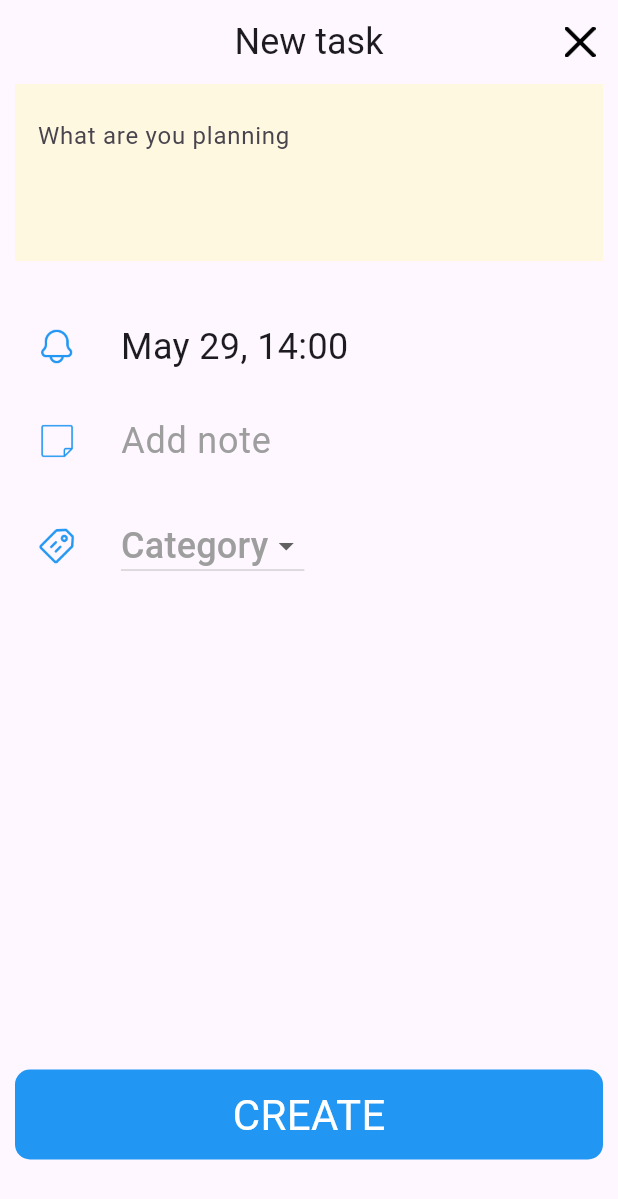
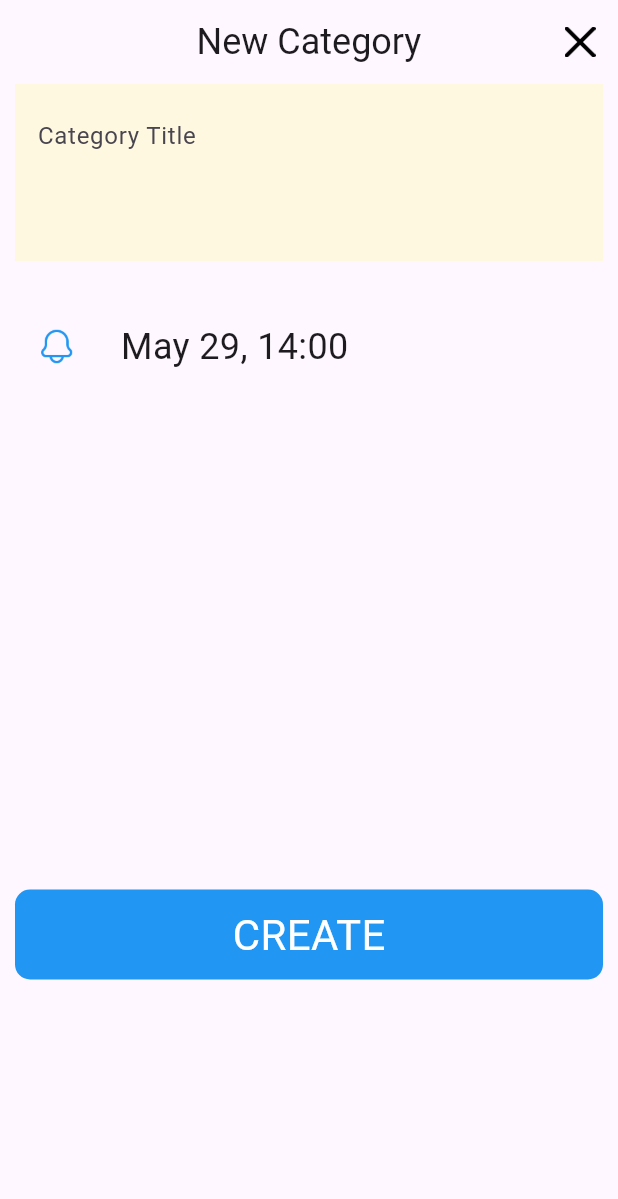
Before and after one commit to yas-sisodia/todo_with_category, a Flutter app: the screen it shows after launch, after a tap on the "add" icon, on a phone screen of 412 x 824 dp. Shown: the top 1199 px of the screen. Run offline on Flutter 3.47's test engine with Material 2 defaults, Android fonts, the phone set to English and light mode, and no system bars; our stand-ins replace sqflite; accounts and stored records are empty.

Commit message:
Todo with Category done Harshit

```diff
--- /dev/null
+++ b/lib/create_category_page.dart
@@ -0,0 +1,173 @@
+import 'package:flutter/foundation.dart';
+import 'package:flutter/material.dart';
+import 'package:provider/provider.dart';
+import 'package:todo_app/model/todo_model.dart' as todo;
+import 'package:todo_app/provider/create_task_provider.dart';
+
+class CreateCategoryPage extends StatelessWidget {
+  CreateCategoryPage({super.key});
+
+  final TextEditingController editingController = TextEditingController();
+
+  @override
+  Widget build(BuildContext context) {
+    return Scaffold(
+        appBar: AppBar(
+          centerTitle: true,
+          leading: const Text(""),
+          title: const Text(
+            "New Category",
+            style: TextStyle(fontSize: 24),
+          ),
+          actions: [
+            InkWell(
+              onTap: () {
+                Navigator.pop(context);
+              },
+              child: Padding(
+                padding: const EdgeInsets.all(15.0),
+                child: Image.asset(
+                  "assets/cancel.png",
+                  scale: 25,
+                ),
+              ),
+            )
+          ],
+        ),
+        body: SingleChildScrollView(
+          child: Padding(
+            padding: const EdgeInsets.symmetric(horizontal: 10),
+            child: Column(
+              // mainAxisAlignment: MainAxisAlignment.spaceEvenly,
+              crossAxisAlignment: CrossAxisAlignment.center,
+              children: [
+                Container(
+                  padding: const EdgeInsets.all(15),
+                  // height: 200,
+                  color: Colors.amber[50],
+                  child: TextFormField(
+                    controller: editingController,
+                    keyboardType: TextInputType.multiline,
+                    minLines: 3, // Set this
+                    maxLines: 6,
+                    decoration: const InputDecoration(
+                        hintText: "Category Title", border: InputBorder.none),
+                  ),
+                ),
+                const SizedBox(
+                  height: 40,
+                ),
+                Padding(
+                  padding: const EdgeInsets.only(left: 15),
+                  child: Column(
+                    children: [
+                      Row(
+                        // mainAxisAlignment: MainAxisAlignment.spaceEvenly,
+                        children: [
+                          Image.asset(
+                            "assets/notification.png",
+                            scale: 20,
+                            color: Colors.blue,
+                          ),
+                          const SizedBox(
+                            width: 30,
+                          ),
+                          const Text(
+                            "May 29, 14:00",
+                            style: TextStyle(fontSize: 24),
+                          ),
+                          // TextFormField()
+                        ],
+                      ),
+                      const SizedBox(
+                        height: 20,
+                      ),
+                      // Row(
+                      //   // mainAxisAlignment: MainAxisAlignment.spaceEvenly,
+                      //   children: [
+                      //     Image.asset(
+                      //       "assets/note.png",
+                      //       scale: 20,
+                      //       color: Colors.blue,
+                      //     ),
+                      //     const SizedBox(
+                      //       width: 30,
+                      //     ),
+                      //     // const Text(
+                      //     //   "Add note",
+                      //     //   style: TextStyle(fontSize: 24, color: Colors.grey),
+                      //     // ),
+                      //   ],
+                      // ),
+                      // const SizedBox(
+                      //   height: 20,
+                      // ),
+                      // Row(
+                      //   // mainAxisAlignment: MainAxisAlignment.spaceEvenly,
+                      //   children: [
+                      //     Image.asset(
+                      //       "assets/category.png",
+                      //       scale: 20,
+                      //       color: Colors.blue,
+                      //     ),
+                      //     const SizedBox(
+                      //       width: 30,
+                      //     ),
+                      //     // const Text(
+                      //     //   "Category",
+                      //     //   style: TextStyle(fontSize: 24, color: Colors.grey),
+                      //     // ),
+                      //   ],
+                      // ),
+                      const SizedBox(
+                        // height: 367.55,
+                        height: 325,
+                      ),
+                    ],
+                  ),
+                ),
+                GestureDetector(
+                  onTap: () {
+                    var categoryName =
+                        editingController.text.toLowerCase().trim();
+
+                    String? path;
+                    if (categoryName.isNotEmpty) {
+                      if (categoryName == "work") {
+                        path = "assets/working.png";
+                      } else if (categoryName == "music") {
+                        path = "assets/music.png";
+                      } else if (categoryName == "travel") {
+                        path = "assets/travel.png";
+                      } else if (categoryName == "study") {
+                        path = "assets/study.png";
+                      } else {
+                        path = "assets/all.png";
+                      }
+                      var toInsertCategory =
+                          todo.Category(title: categoryName, imageUrl: path);
+                      context
+                          .read<CreateTaskProvider>()
+                          .createCategory(toInsertCategory, context);
+                    }
+                  },
+                  child: Container(
+                    padding: const EdgeInsets.all(10),
+                    // width: double.,
+                    decoration: BoxDecoration(
+                        color: Colors.blue,
+                        borderRadius: BorderRadius.circular(10)),
+                    child: const Center(
+                      child: Text(
+                        "CREATE",
+                        style: TextStyle(fontSize: 28, color: Colors.white),
+                      ),
+                    ),
+                  ),
+                )
+              ],
+            ),
+          ),
+        ));
+  }
+}
--- a/lib/create_task_page.dart
+++ b/lib/create_task_page.dart
@@ -1,3 +1,5 @@
+import 'dart:developer';
+
 import 'package:flutter/material.dart';
 import 'package:provider/provider.dart';
 import 'package:todo_app/model/todo_model.dart';
@@ -11,13 +13,14 @@ class CreateTaskPage extends StatefulWidget {
 }
 
 class _CreateTaskPageState extends State<CreateTaskPage> {
+  TextEditingController taskDetails = TextEditingController();
+  TextEditingController taskName = TextEditingController();
+  TextEditingController quantity = TextEditingController();
+
+  Category? selectedCategory;
   @override
   Widget build(BuildContext context) {
     final provider = Provider.of<CreateTaskProvider>(context);
-    TextEditingController taskDetails = TextEditingController();
-    TextEditingController taskName = TextEditingController();
-    TextEditingController quantity = TextEditingController();
-    int indexCounter = 0;
 
     return Scaffold(
         appBar: AppBar(
@@ -42,8 +45,7 @@ class _CreateTaskPageState extends State<CreateTaskPage> {
             )
           ],
         ),
-        body: SingleChildScrollView(
-          child: Padding(
+        body: Padding(
           padding: const EdgeInsets.symmetric(horizontal: 10),
           child: Column(
             // mainAxisAlignment: MainAxisAlignment.spaceEvenly,
@@ -91,38 +93,37 @@ class _CreateTaskPageState extends State<CreateTaskPage> {
                     const SizedBox(
                       height: 20,
                     ),
-                      Row(
-                        // mainAxisAlignment: MainAxisAlignment.spaceEvenly,
-                        children: [
-                          Image.asset(
-                            "assets/note.png",
-                            scale: 20,
-                            color: Colors.blue,
-                          ),
-                          const SizedBox(
-                            width: 30,
-                          ),
-                          // const Text(
-                          //   "Add note",
-                          //   style: TextStyle(fontSize: 24, color: Colors.grey),
+                    // Row(
+                    //   // mainAxisAlignment: MainAxisAlignment.spaceEvenly,
+                    //   children: [
+                    //     Image.asset(
+                    //       "assets/note.png",
+                    //       scale: 20,
+                    //       color: Colors.blue,
+                    //     ),
+                    //     const SizedBox(
+                    //       width: 30,
+                    //     ),
+                    //     // const Text(
+                    //     //   "Add note",
+                    //     //   style: TextStyle(fontSize: 24, color: Colors.grey),
+                    //     // ),
+                    //     Flexible(
+                    //       child: TextFormField(
+                    //         validator: (value) =>
+                    //             value!.isEmpty ? null : "Title can't be blank!",
+                    //         controller: taskName,
+                    //         style: const TextStyle(fontSize: 24),
+                    //         keyboardType: TextInputType.multiline,
+                    //         decoration: const InputDecoration(
+                    //             hintText: "Add note",
+                    //             border: InputBorder.none,
+                    //             hintStyle: TextStyle(
+                    //                 fontSize: 24, color: Colors.grey)),
+                    //       ),
+                    //     )
+                    //   ],
                     // ),
-                          Flexible(
-                            child: TextFormField(
-                              validator: (value) => value!.isEmpty
-                                  ? null
-                                  : "Title can't be blank!",
-                              controller: taskName,
-                              style: const TextStyle(fontSize: 24),
-                              keyboardType: TextInputType.multiline,
-                              decoration: const InputDecoration(
-                                  hintText: "Add note",
-                                  border: InputBorder.none,
-                                  hintStyle: TextStyle(
-                                      fontSize: 24, color: Colors.grey)),
-                            ),
-                          )
-                        ],
-                      ),
                     const SizedBox(
                       height: 20,
                     ),
@@ -141,36 +142,31 @@ class _CreateTaskPageState extends State<CreateTaskPage> {
                         //   "Category",
                         //   style: TextStyle(fontSize: 24, color: Colors.grey),
                         // ),
-                          DropdownButton<String>(
+                        DropdownButton<Category>(
+                          value: provider.categoryList.firstWhere(
+                            (element) => selectedCategory?.id == element.id,
+                            orElse: () => provider.categoryList.first,
+                          ),
                           hint: const Text("Category",
-                                style: TextStyle(
-                                    fontSize: 24, color: Colors.grey)),
-                            items: <String>[
-                              'Work',
-                              'Music',
-                              'Travel',
-                              'Study',
-                              'Home',
-                              'Other'
-                            ].map((String value) {
-                              return DropdownMenuItem<String>(
+                              style:
+                                  TextStyle(fontSize: 24, color: Colors.grey)),
+                          items: provider.categoryList
+                              .map<DropdownMenuItem<Category>>(
+                                  (Category value) {
+                            return DropdownMenuItem<Category>(
                               value: value,
-                                child: Text(value),
-                                onTap: () {},
+                              child: Text(value.title!),
                             );
                           }).toList(),
                           onChanged: (value) {
-                              setState(() {
-                                value = value;
-                              });
+                            selectedCategory = value;
+                            log(value!.title!.toString());
+                            setState(() {});
                           },
                         )
                       ],
                     ),
-                      const SizedBox(
-                        // height: 367.55,
-                        height: 325,
-                      ),
+                    // Spacer()
                   ],
                 ),
               ),
@@ -188,13 +184,18 @@ class _CreateTaskPageState extends State<CreateTaskPage> {
                   } else {
                     path = "assets/all.png";
                   }
+                  // if (taskName.text.isNotEmpty && taskDetails.text.isNotEmpty) {
                   TodoModel todoModel = TodoModel(
-                        id: indexCounter,
-                        title: taskName.text,
+                      // title: taskName.text, description: taskDetails.text);
                       description: taskDetails.text);
+
                   provider.addItemsInList(
-                        todoModel, indexCounter, taskName.text, path, context);
-                    indexCounter++;
+                      todoModel,
+                      selectedCategory?.id ?? provider.categoryList.first.id!,
+                      context);
+                  // } else {
+                  // log("Cannt add");
+                  // }
                 },
                 child: Container(
                   padding: const EdgeInsets.all(10),
@@ -212,7 +213,6 @@ class _CreateTaskPageState extends State<CreateTaskPage> {
               )
             ],
           ),
-          ),
         ));
   }
 }
--- a/lib/home_page.dart
+++ b/lib/home_page.dart
@@ -1,5 +1,8 @@
+import 'dart:math';
+
 import 'package:flutter/material.dart';
 import 'package:provider/provider.dart';
+import 'package:todo_app/create_category_page.dart';
 import 'package:todo_app/create_task_page.dart';
 import 'package:todo_app/widgets/custom_widget.dart';
 import 'package:todo_app/provider/create_task_provider.dart';
@@ -36,7 +39,8 @@ class _HomePageState extends State<HomePage> {
                 style: TextStyle(fontWeight: FontWeight.bold, fontSize: 32),
               ),
               Consumer<CreateTaskProvider>(builder: ((context, value, child) {
-                var categoryList = value.categoryList.keys.toList();
+                // var categoryList = value.categoryList.keys.toList();
+                // var categoryList = value.categoryList;
                 return GridView.builder(
                   padding: const EdgeInsets.only(top: 10),
                   physics: const NeverScrollableScrollPhysics(),
@@ -46,23 +50,26 @@ class _HomePageState extends State<HomePage> {
                   itemBuilder: (_, index) {
                     return InkWell(
                       onTap: () {
+                        print("Clicked on card");
+                        value.getTodosByCategoryId(
+                            value.categoryList[index].id!);
                         Navigator.push(
                             context,
                             MaterialPageRoute(
                                 builder: (_) => TaskDetailsPage(
-                                      index: "TaskDetailsPage",
+                                      imageUrl: value
+                                          .categoryList[index].imageUrl
+                                          .toString(),
+                                      categoryName: value
+                                          .categoryList[index].title
+                                          .toString(),
+                                      id: value.categoryList[index].id,
                                     )));
                       },
-                      child: CustomCard(
-                        taskName: categoryList[index],
-                        numberOfTasks: (value.categoryList[categoryList[index]]
-                                    ?.todos?.length ??
-                                0)
-                            .toString(),
-                        image: value.categoryList[categoryList[index]]!.imageUrl
-                            .toString(),
-                        // image: value.categoryList[index]?.imageUrl ??
-                        //     "assets/all.png"
+                      child: CategoryCard(
+                        title: value.categoryList[index].title.toString(),
+                        subTitle: value.categoryList[index].count.toString(),
+                        image: value.categoryList[index].imageUrl.toString(),
                       ),
                     );
                   },
@@ -75,8 +82,8 @@ class _HomePageState extends State<HomePage> {
       ),
       floatingActionButton: GestureDetector(
         onTap: () {
-          Navigator.push(context,
-              MaterialPageRoute(builder: (_) => const CreateTaskPage()));
+          Navigator.push(
+              context, MaterialPageRoute(builder: (_) => CreateCategoryPage()));
         },
         child: const CircleAvatar(
             radius: 26,
--- a/lib/main.dart
+++ b/lib/main.dart
@@ -4,6 +4,7 @@ import 'package:todo_app/home_page.dart';
 import 'package:todo_app/provider/create_task_provider.dart';
 
 void main() {
+  WidgetsFlutterBinding.ensureInitialized();
   runApp(const MyApp());
   // ValueNotifier();
 }
@@ -24,7 +25,7 @@ class MyApp extends StatelessWidget {
           colorScheme: ColorScheme.fromSeed(seedColor: Colors.deepPurple),
           useMaterial3: true,
         ),
-        home: HomePage(),
+        home: const HomePage(),
       ),
     );
   }
--- a/lib/model/todo_model.dart
+++ b/lib/model/todo_model.dart
@@ -1,26 +1,54 @@
+import 'dart:convert';
+
 // ignore_for_file: public_member_api_docs, sort_constructors_first
 class TodoModel {
   int? id;
-  String? title;
+  // String? title;
   String? description;
+  int? categoryId;
   TodoModel({
     this.id,
-    this.title,
+    // this.title,
     this.description,
+    this.categoryId,
   });
-
 }
 
 class Category {
   int? id;
   String? title;
   String? imageUrl;
+  int count = 0;
   List<TodoModel>? todos;
   Category({
     this.id,
     this.title,
     this.imageUrl,
     this.todos,
+    this.count = 0,
   });
 
+  // Map<String, dynamic> toMap() {
+  //   return <String, dynamic>{
+  //     'id': id,
+  //     'title': title,
+  //     'imageUrl': imageUrl,
+  //     'todos': todos.map((x) => x?.toMap()).toList(),
+  //   };
+  // }
+
+  factory Category.fromMap(Map<String, dynamic> map) {
+    return Category(
+        id: map['id'],
+        title: map['title'],
+        imageUrl: map['imageUrl'],
+        count: map['count']
+        // todos: map['todos'] != null ? List<TodoModel>.from((map['todos'] as List<int>).map<TodoModel?>((x) => TodoModel.fromMap(x as Map<String,dynamic>),),) : null,
+        );
+  }
+
+  // String toJson() => json.encode(toMap());
+
+  factory Category.fromJson(String source) =>
+      Category.fromMap(json.decode(source) as Map<String, dynamic>);
 }
--- a/lib/provider/create_task_provider.dart
+++ b/lib/provider/create_task_provider.dart
@@ -1,28 +1,45 @@
+import 'dart:math';
+
 import 'package:flutter/material.dart';
+import 'package:todo_app/service/todo_database_service.dart';
 import '../model/todo_model.dart';
+import '../model/todo_model.dart' as todo;
 
 class CreateTaskProvider extends ChangeNotifier {
   var cartegorySize = 0;
-  Map<String, Category> categoryList = {
-    // "All": Category(
-    //   id: 1,
-    //   title: "All",
-    // ),
-    // "Home": Category(
-    //   id: 2,
-    //   title: "Home",
-    // ),
-  };
-  void addItemsInList(TodoModel todoModel, int indexCounter, String title,
-      String path, BuildContext context) {
-    // String? path;
-    if (categoryList[title.toLowerCase()] == null) {
-      categoryList[title.toLowerCase()] = Category(
-          title: title.toLowerCase(), id: ++cartegorySize, imageUrl: path);
-    }
-    categoryList[title.toLowerCase()]?.todos ??= [];
-    categoryList[title.toLowerCase()]?.todos?.add(todoModel);
-    notifyListeners();
+  CreateTaskProvider() {
+    getAllCategories();
+  }
+
+  List<todo.Category> categoryList = [];
+
+  void createCategory(todo.Category category, BuildContext context) async {
+    await TodoDatabaseService.singleton.insertCategory(category);
+    getAllCategories();
+
     Navigator.pop(context);
   }
+
+  void addItemsInList(
+      TodoModel todoModel, int categoryId, BuildContext context) async {
+    todoModel.categoryId = categoryId;
+    await TodoDatabaseService.singleton.insertTodo(todoModel);
+    getAllCategories();
+    getTodosByCategoryId(categoryId);
+    Navigator.pop(context);
+  }
+
+  Future<void> getAllCategories() async {
+    categoryList = await TodoDatabaseService.singleton.getAllCategories();
+    notifyListeners();
+  }
+
+  List<TodoModel> todos = [];
+  Future<void> getTodosByCategoryId(int id) async {
+    // log(id);
+    print("Get Todos Function");
+    todos = await TodoDatabaseService.singleton.getTodoByCategoryId(id);
+    print("length of todos = ${todos.length}");
+    notifyListeners();
+  }
 }
--- a/lib/service/todo_database_service.dart
+++ b/lib/service/todo_database_service.dart
@@ -1,18 +1,92 @@
+// ignore_for_file: avoid_print
+
+import 'dart:developer';
+
 import 'package:path/path.dart';
 import 'package:sqflite/sqflite.dart';
-class TodoDatabaseService{
+import 'package:todo_app/model/todo_model.dart';
+
+class TodoDatabaseService {
   TodoDatabaseService._();
   static TodoDatabaseService singleton = TodoDatabaseService._();
   Database? _database;
+  List<Map<String, Object?>> retrievalQuery = [];
   Future<Database> get database async {
     _database ??= await createDatabase();
     return _database!;
   }
 
-  Future<Database> createDatabase()async{
+  Future<Database> createDatabase() async {
     return await openDatabase(
       join(await getDatabasesPath(), 'todos_with_category.db'),
-
+      onCreate: (db, version) {
+        db.execute(
+          'CREATE TABLE category(id INTEGER  PRIMARY KEY AUTOINCREMENT , title TEXT,  imageUrl TEXT)',
+        );
+        db.execute(
+            'CREATE TABLE tasks(id INTEGER  PRIMARY KEY AUTOINCREMENT , title TEXT,  description TEXT, category_id INTEGER, FOREIGN KEY (category_id) REFERENCES category(id))');
+      },
+      version: 2,
     );
   }
+
+  Future<void> insertTodo(TodoModel todoModel) async {
+    final db = await database;
+    await db.rawInsert(
+        // 'INSERT INTO tasks(title, description,category_id) VALUES("${todoModel.title}", "${todoModel.description}", "${todoModel.categoryId}")');
+        'INSERT INTO tasks(description,category_id) VALUES("${todoModel.description}", "${todoModel.categoryId}")');
+  }
+
+  Future<void> insertCategory(Category category) async {
+    final db = await database;
+    await db.rawInsert(
+        'INSERT INTO category(title, imageUrl) VALUES("${category.title}", "${category.imageUrl}")');
+  }
+
+  Future<List<Category>> getAllCategories() async {
+    final db = await database;
+    retrievalQuery = await db.rawQuery(
+        "SELECT *,coalesce(oc.count, 0) as count FROM category c left join (select category_id, Count(*) as count from tasks group by category_id)  oc on (c.id == oc.category_id)");
+
+    print(retrievalQuery.toString());
+    return retrievalQuery.map((e) => Category.fromMap(e)).toList();
+  }
+
+  Future<int> getCountTodoByCategoryId(int categoryId) async {
+    final db = await database;
+    List<Map<String, Object?>> result = await db.rawQuery(
+      'SELECT COUNT(*) as count FROM tasks where category_id = ? ',
+      [categoryId],
+    );
+
+    // log(result.toString());
+    // int? count = Sqflite.firstIntValue(result);
+    int count = result.first['count'] as int;
+    // print("count of category = ${count}");
+    return count;
+  }
+
+  Future<List<TodoModel>> getTodoByCategoryId(int categoryId) async {
+    final db = await database;
+    List<Map<String, dynamic>> result = await db
+        .rawQuery('SELECT * FROM tasks WHERE category_id = ?', [categoryId]);
+    List<TodoModel> todos = [];
+    log(result.toString());
+    for (var row in result) {
+      // print(row);
+      TodoModel todo = TodoModel(
+        id: row['id'],
+        // title: row['title'],
+        description: row['description'],
+        categoryId: row['category_id'],
+      );
+      todos.add(todo);
+      log(todos.length.toString());
+    }
+    return todos;
+  }
+
+  // Future<List<TodoModel>> getAllTodos() {
+
+  // }
 }
```
Also changed, not shown: lib/service/database_service.dart (deleted, +0 -48 lines), lib/task_details_page.dart (+40 -17 lines), lib/widgets/custom_widget.dart (+12 -12 lines). Lines whose indentation alone changed are shown as unchanged.
